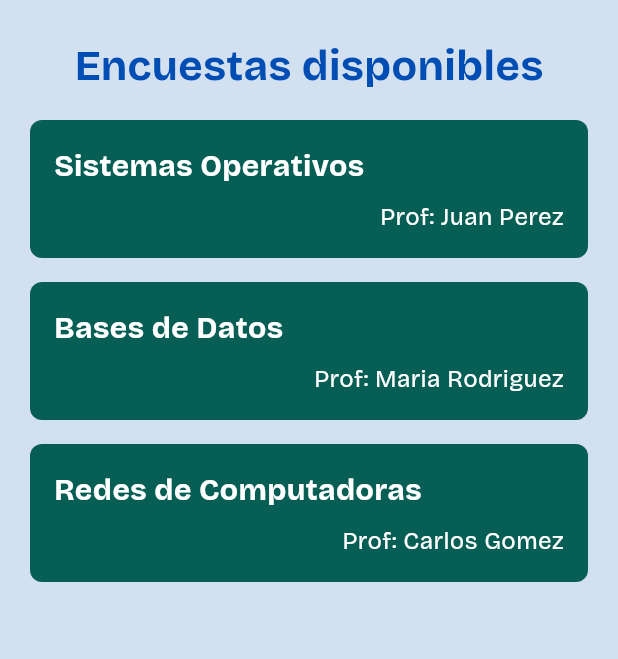
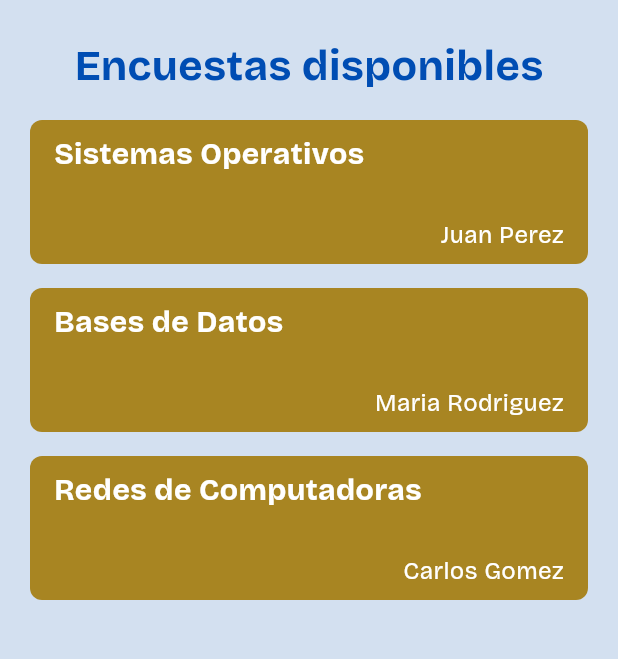
Before and after one commit to yolbert28/Encuestor, a Flutter app: the screen it shows after launch, after a tap on "Ingresar", on a phone screen of 412 x 824 dp, the part 84-743 px from its top. Run offline on Flutter 3.47's test engine with Material 3 defaults, Android fonts, the phone set to English and light mode, and no system bars; our stand-ins replace google_fonts.

Commit message:
Mejorando vistas y añádiendo algunas

```diff
--- a/lib/components/survey_card.dart
+++ b/lib/components/survey_card.dart
@@ -1,46 +1,64 @@
+import 'dart:math';
+
 import 'package:encuestor/core/app_color.dart';
 import 'package:encuestor/core/text_style.dart';
 import 'package:flutter/material.dart';
 
 class SurveyCard extends StatefulWidget {
   final String title;
-  final String profesor;
+  final String info;
   final Function() onPressed;
 
-
-  const SurveyCard({super.key, required this.title, required this.profesor, required this.onPressed});
+  const SurveyCard({
+    super.key,
+    required this.title,
+    required this.info,
+    required this.onPressed,
+  });
 
   @override
   State<SurveyCard> createState() => _SurveyCardState();
 }
 
 class _SurveyCardState extends State<SurveyCard> {
+  final colors = [
+  Color(0xFFA88522), // Amarillo Dorado Oscuro
+  Color(0xFF4DB065), // Verde Menta Oscuro
+  Color(0xFFD45C50), // Coral Oscuro
+  Color(0xFF987298), // Lila Oscuro
+  Color(0xFF5A9AC0), // Azul Cielo Oscuro
+];
+
   @override
   Widget build(BuildContext context) {
     return Padding(
       padding: const EdgeInsets.only(left: 20, right: 20),
       child: Material(
-        color: AppColor.primaryP,
+        color: colors[Random().nextInt(5)],
         borderRadius: BorderRadius.circular(8.0),
         child: InkWell(
           onTap: widget.onPressed,
-          borderRadius: BorderRadius.circular(8.0), // Para que la onda respete los bordes
+          borderRadius: BorderRadius.circular(
+            8.0,
+          ), // Para que la onda respete los bordes
           child: SizedBox(
             width: double.infinity,
             child: Padding(
-              padding: const EdgeInsets.all(16.0),
+              padding: const EdgeInsets.only(
+                left: 16,
+                right: 16,
+                top: 8,
+                bottom: 8,
+              ),
               child: Column(
                 crossAxisAlignment: CrossAxisAlignment.start,
                 children: [
-                  Text(
-                    widget.title,
-                    style: TextStyles.titleSurvey,
-                  ),
-                  const SizedBox(height: 8),
+                  Text(widget.title, style: TextStyles.titleSurvey),
+                  const SizedBox(height: 28),
                   SizedBox(
                     width: double.infinity,
                     child: Text(
-                      "Prof: ${widget.profesor}",
+                      widget.info,
                       textAlign: TextAlign.end,
                       style: TextStyles.body,
                     ),
--- a/lib/core/app_color.dart
+++ b/lib/core/app_color.dart
@@ -8,14 +8,17 @@ class AppColor {
   static const backgroundP = Color(0xFFC1D5D3);
 
   static const accent = Color(0xFFff851b);
+  static const secondaryButtonBackground = Color.fromARGB(95, 255, 133, 27);
 
   static const hint = Color(0xFF707070);
   static const lightGrey = Color(0xFF7E8492);
 
-
-  static const textFieldDisabled = Color.fromARGB(208, 70, 70, 70);
+  static const textFieldDisabled = Color(0xD0464646);
 
   static const textDark = Color(0xFF004DB3);
+  static const textDarkProfesor = Color(0xFF00423B);
+
+  static const surveyEditCardBackground = Color(0x85016458);
 
   static const white = Color(0xFFFFFFFF);
   static const green = Color(0xFF4CAF50);
--- a/lib/core/text_style.dart
+++ b/lib/core/text_style.dart
@@ -11,6 +11,27 @@ class TextStyles {
   );
 
 
+  static final TextStyle titleProfesor = TextStyle(
+    fontSize: 28,
+    fontWeight: FontWeight.bold,
+    fontFamily: GoogleFonts.bricolageGrotesque().fontFamily,
+    color: AppColor.textDarkProfesor,
+  );
+
+  static final TextStyle subtitleProfesor = TextStyle(
+    fontSize: 20,
+    fontWeight: FontWeight.bold,
+    fontFamily: GoogleFonts.bricolageGrotesque().fontFamily,
+    color: AppColor.textDarkProfesor,
+  );
+
+  static final TextStyle titleLight = TextStyle(
+    fontSize: 20,
+    fontWeight: FontWeight.bold,
+    fontFamily: GoogleFonts.bricolageGrotesque().fontFamily,
+    color: AppColor.white,
+  );
+
   static final TextStyle subtitle = TextStyle(
     fontSize: 20,
     fontWeight: FontWeight.bold,
@@ -20,6 +41,9 @@ class TextStyles {
 
   static final TextStyle body = TextStyle(fontSize: 16,
     fontFamily: GoogleFonts.bricolageGrotesque().fontFamily, color: AppColor.white);
+
+  static final TextStyle bodyProfesor = TextStyle(fontSize: 16,
+    fontFamily: GoogleFonts.bricolageGrotesque().fontFamily, color: AppColor.textDarkProfesor);
 
   static final TextStyle buttonText = TextStyle(
     fontSize: 18,
--- a/lib/screens/home_screen.dart
+++ b/lib/screens/home_screen.dart
@@ -21,15 +21,16 @@ class _HomeScreenState extends State<HomeScreen> {
         automaticallyImplyLeading: false,
       ),
       backgroundColor: AppColor.background,
-      body: SingleChildScrollView(
+      body: Padding(
+        padding: const EdgeInsets.only(top: 24, bottom: 16),
+        child: SingleChildScrollView(
           child: Column(
             spacing: 16,
             children: [
-            SizedBox(height: 8),
               Text("Encuestas disponibles", style: TextStyles.title),
               SurveyCard(
                 title: "Sistemas Operativos",
-              profesor: "Juan Perez",
+                info: "Juan Perez",
                 onPressed: () {
                   Navigator.push(
                     context,
@@ -39,7 +40,7 @@ class _HomeScreenState extends State<HomeScreen> {
               ),
               SurveyCard(
                 title: "Bases de Datos",
-              profesor: "Maria Rodriguez",
+                info: "Maria Rodriguez",
                 onPressed: () {
                   Navigator.push(
                     context,
@@ -49,7 +50,7 @@ class _HomeScreenState extends State<HomeScreen> {
               ),
               SurveyCard(
                 title: "Redes de Computadoras",
-              profesor: "Carlos Gomez",
+                info: "Carlos Gomez",
                 onPressed: () {
                   Navigator.push(
                     context,
@@ -60,6 +61,7 @@ class _HomeScreenState extends State<HomeScreen> {
             ],
           ),
         ),
+      ),
     );
   }
 }
--- a/lib/screens/login_screen.dart
+++ b/lib/screens/login_screen.dart
@@ -2,6 +2,7 @@ import 'package:encuestor/components/animated_switch.dart';
 import 'package:encuestor/components/app_text_field.dart';
 import 'package:encuestor/components/primary_button.dart';
 import 'package:encuestor/core/app_color.dart';
+import 'package:encuestor/screens/home_profesor_screen.dart';
 import 'package:encuestor/screens/home_screen.dart';
 import 'package:flutter/material.dart';
 
@@ -55,10 +56,17 @@ class _LoginScreenState extends State<LoginScreen> {
             PrimaryButton(
               text: "Ingresar",
               onPressed: () {
-                Navigator.push(
-                  context,
-                  MaterialPageRoute(builder: (context) => HomeScreen()),
-                );
+                if (isProfesor) {
+                  Navigator.push(
+                    context,
+                    MaterialPageRoute(builder: (context) => HomeProfesorScreen()),
+                  );
+                } else {
+                  Navigator.push(
+                    context,
+                    MaterialPageRoute(builder: (context) => HomeScreen()),
+                  );
+                }
               },
             ),
           ],
```
Also changed, not shown: lib/components/secondary_button.dart (added, +41 -0 lines), lib/components/survey_edit_card.dart (added, +65 -0 lines), lib/screens/home_profesor_screen.dart (added, +85 -0 lines), lib/screens/survey_detail_screen.dart (added, +41 -0 lines), lib/screens/survey_screen.dart (+34 -4 lines). Lines whose indentation alone changed are shown as unchanged.
